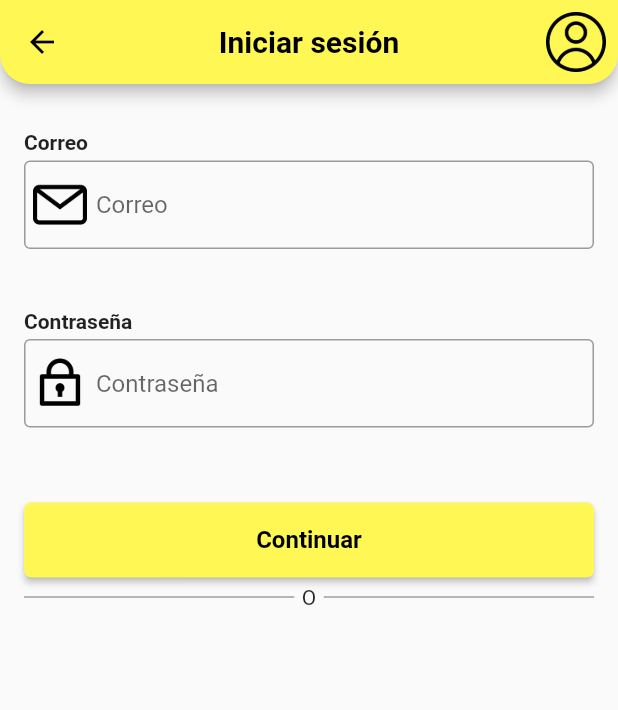
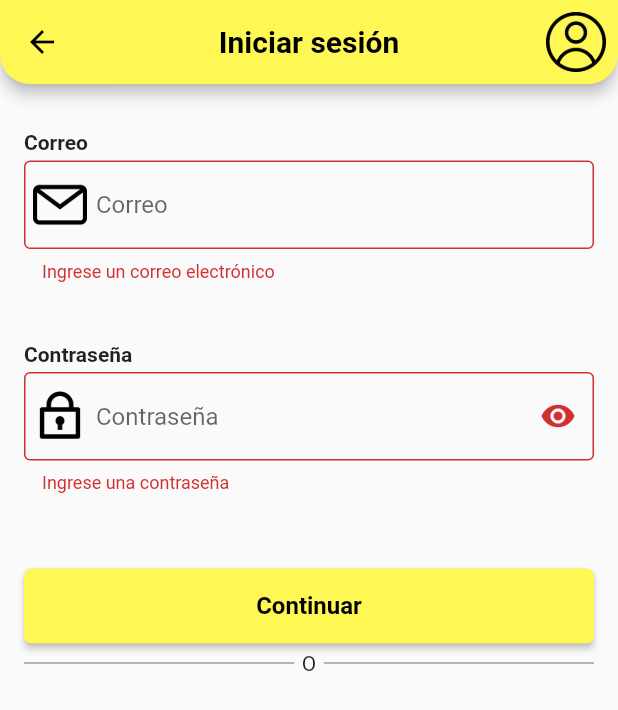
Before and after one commit to Jesus-fran/apprest, a Flutter app: the LoginUser screen opened directly, after a tap on "Continuar", on a phone screen of 412 x 824 dp. Shown: the top 710 px of the screen. Run offline on Flutter 3.47's test engine with Material 2 defaults, Android fonts, the phone set to English and light mode, and no system bars.

Commit message:
Se implementó validación en el login

```diff
--- a/lib/vistas/login_sesion.dart
+++ b/lib/vistas/login_sesion.dart
@@ -8,18 +8,17 @@ class LoginUser extends StatefulWidget {
 }
 
 class LoginUserState extends State<LoginUser> {
-  final TextEditingController _nameController = TextEditingController();
+  final _formfield = GlobalKey<FormState>();
   final TextEditingController _emailController = TextEditingController();
   final TextEditingController _passwordController = TextEditingController();
+  bool passwordHidden = true;
 
   void _login() {
-    final name = _nameController.text;
     final email = _emailController.text;
     final password = _passwordController.text;
 
-    print("Nombre: $name");
-    print("Correo: $email");
-    print("Contraseña: $password");
+    debugPrint("Correo: $email");
+    debugPrint("Contraseña: $password");
   }
 
   @override
@@ -55,6 +54,8 @@ class LoginUserState extends State<LoginUser> {
       body: SingleChildScrollView(
         child: Padding(
           padding: const EdgeInsets.all(16),
+          child: Form(
+            key: _formfield,
             child: Column(
               mainAxisSize: MainAxisSize.min,
               crossAxisAlignment: CrossAxisAlignment.start,
@@ -63,42 +64,81 @@ class LoginUserState extends State<LoginUser> {
                 const Text('Correo',
                     style: TextStyle(fontWeight: FontWeight.bold)),
                 const SizedBox(height: 4.0),
-              TextField(
+                TextFormField(
                   controller: _emailController,
                   keyboardType: TextInputType.emailAddress,
                   decoration: InputDecoration(
                     prefixIcon: Padding(
                       padding: const EdgeInsets.all(6),
-                    child:
-                        Image.asset('assets/correo.png', width: 20, height: 20),
+                      child: Image.asset('assets/correo.png',
+                          width: 20, height: 20),
                     ),
                     hintText: "Correo",
                     border: const OutlineInputBorder(),
                   ),
+                  validator: (value) {
+                    bool nameValid = RegExp(
+                            r"^[a-zA-Z0-9.a-zA-Z0-9.!#$%&'*+-/=?^_`{|}~]+@[a-zA-Z0-9]+\.[a-zA-Z]+")
+                        .hasMatch(value!);
+                    if (value.isEmpty) {
+                      return "Ingrese un correo electrónico";
+                    } else if (!nameValid) {
+                      return "Su correo no es valido";
+                    } else {
+                      return null;
+                    }
+                  },
                 ),
                 const SizedBox(height: 40),
                 const Text('Contraseña',
                     style: TextStyle(fontWeight: FontWeight.bold)),
                 const SizedBox(height: 4.0),
-              TextField(
+                TextFormField(
                   controller: _passwordController,
-                obscureText: true,
+                  obscureText: passwordHidden,
                   decoration: InputDecoration(
                     prefixIcon: Padding(
                       padding: const EdgeInsets.all(6),
                       child: Image.asset('assets/password.png',
                           width: 20, height: 20),
                     ),
+                    suffixIcon: InkWell(
+                      onTap: () {
+                        setState(() {
+                          passwordHidden = !passwordHidden;
+                        });
+                      },
+                      child: Icon(passwordHidden
+                          ? Icons.visibility
+                          : Icons.visibility_off),
+                    ),
                     hintText: "Contraseña",
                     border: const OutlineInputBorder(),
                   ),
+                  validator: (value) {
+                    bool passInvalid = RegExp(
+                            r"^(?=.*[a-zA-ZáéíóúüñÁÉÍÓÚÜÑ])(?=.*\d)(?=.*[@$!%*?&])[a-zA-ZáéíóúüñÁÉÍÓÚÜÑ\d@$!%*?&]+$")
+                        .hasMatch(value!);
+                    if (value.isEmpty) {
+                      return "Ingrese una contraseña";
+                    } else if (!passInvalid) {
+                      return "Al menos una minúscula o mayúscula, un número y un caracter.";
+                    } else {
+                      return null;
+                    }
+                  },
                 ),
                 const SizedBox(height: 50),
                 ConstrainedBox(
                   constraints:
                       const BoxConstraints.tightFor(height: 50, width: 500),
                   child: ElevatedButton(
-                  onPressed: _login,
+                    onPressed: () {
+                      if (_formfield.currentState!.validate()) {
+                        debugPrint("Validado correctamente");
+                        _login();
+                      }
+                    },
                     style: ButtonStyle(
                       backgroundColor: MaterialStateProperty.all<Color>(
                           const Color(0xFFFFF854)),
@@ -142,6 +182,7 @@ class LoginUserState extends State<LoginUser> {
             ),
           ),
         ),
+      ),
     );
   }
 }
--- a/lib/vistas/register_rest.dart
+++ b/lib/vistas/register_rest.dart
@@ -202,7 +202,7 @@ class RegisterRestState extends State<RegisterRest> {
                   child: ElevatedButton(
                     onPressed: () {
                       if (_formfield.currentState!.validate()) {
-                        debugPrint("datos login agregado correctamente");
+                        debugPrint("validado correctamente");
                         _register();
                       }
                     },
```
Lines whose indentation alone changed are shown as unchanged.
